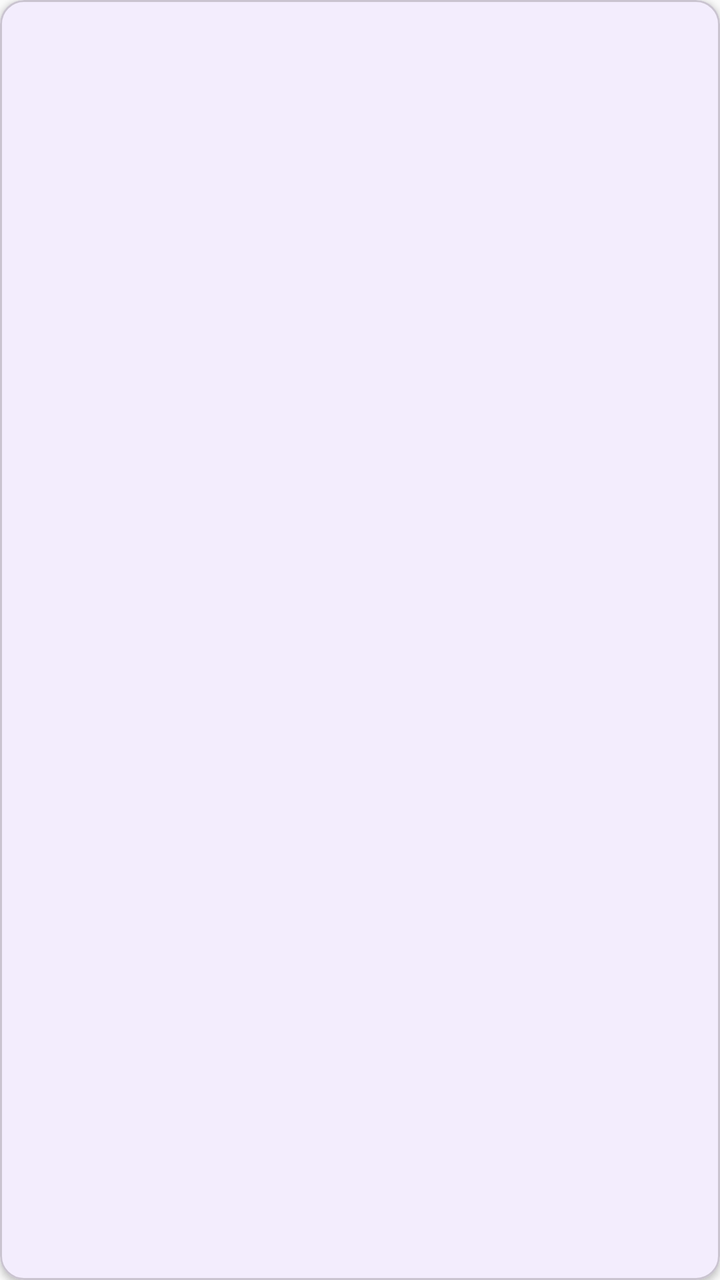
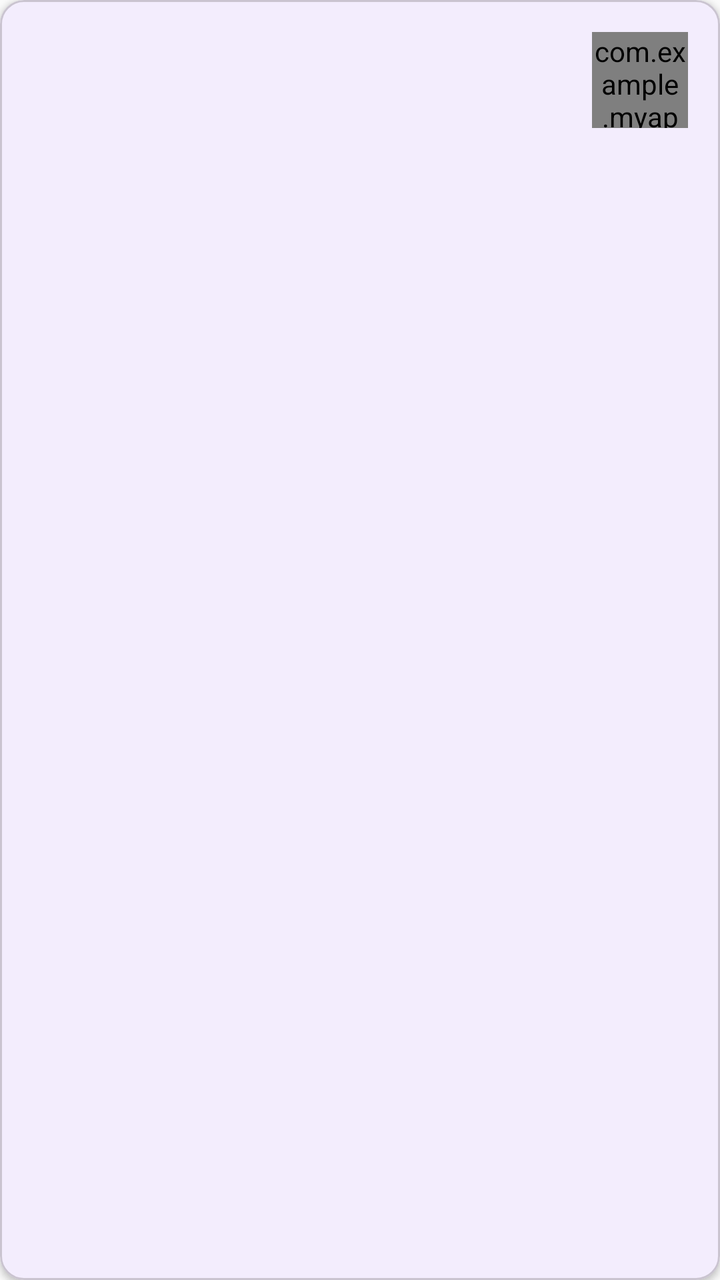

Screens rendered from an Android XML layout before and after an edit, with the pre-edit source and the edit as a unified diff.
<!-- AndroidManifest.xml: application theme Theme.MyApplication -->
<!-- res/layout/item_challenge.xml -->
<?xml version="1.0" encoding="utf-8"?>
<com.google.android.material.card.MaterialCardView
    xmlns:android="http://schemas.android.com/apk/res/android"
    xmlns:app="http://schemas.android.com/apk/res-auto"
    android:layout_width="match_parent"
    android:layout_height="wrap_content"
    android:layout_marginBottom="@dimen/spacing_sm"
    app:cardCornerRadius="@dimen/card_corner_radius"
    app:cardElevation="@dimen/card_elevation">

    <androidx.constraintlayout.widget.ConstraintLayout
        android:layout_width="match_parent"
        android:layout_height="wrap_content"
        android:padding="@dimen/card_padding">

        <TextView
            android:id="@+id/tv_challenge_title"
            style="@style/TextStyle.Body"
            android:layout_width="0dp"
            android:layout_height="wrap_content"
            android:textStyle="bold"
            app:layout_constraintTop_toTopOf="parent"
            app:layout_constraintStart_toStartOf="parent"
            app:layout_constraintEnd_toEndOf="parent" />

        <TextView
            android:id="@+id/tv_challenge_description"
            style="@style/TextStyle.Caption"
            android:layout_width="0dp"
            android:layout_height="wrap_content"
            android:layout_marginTop="@dimen/spacing_xs"
            app:layout_constraintTop_toBottomOf="@id/tv_challenge_title"
            app:layout_constraintStart_toStartOf="parent"
            app:layout_constraintEnd_toEndOf="parent"
            app:layout_constraintBottom_toBottomOf="parent" />

    </androidx.constraintlayout.widget.ConstraintLayout>
</com.google.android.material.card.MaterialCardView>
<!-- resources referenced by this layout -->
<resources>
  <dimen name="card_corner_radius">12dp</dimen>
  <dimen name="card_elevation">2dp</dimen>
  <dimen name="card_padding">16dp</dimen>
  <dimen name="spacing_sm">8dp</dimen>
  <dimen name="spacing_xs">4dp</dimen>
  <style name="TextStyle.Body">
          <item name="android:textSize">@dimen/text_body</item>
          <item name="android:textColor">@color/on_surface</item>
      </style>
  <style name="TextStyle.Caption">
          <item name="android:textSize">@dimen/text_body_small</item>
          <item name="android:textColor">@color/on_surface_variant</item>
      </style>
  <style name="Theme.MyApplication" parent="Theme.Material3.DayNight.NoActionBar">
          <item name="colorPrimary">@color/primary</item>
          <item name="colorPrimaryVariant">@color/primary_variant</item>
          <item name="colorOnPrimary">@color/on_primary</item>
          <item name="colorSecondary">@color/secondary</item>
          <item name="colorSecondaryVariant">@color/secondary_variant</item>
          <item name="colorOnSecondary">@color/on_secondary</item>
          <item name="colorError">@color/error</item>
          <item name="colorOnError">@color/on_error</item>
          <item name="android:colorBackground">@color/background</item>
          <item name="colorSurface">@color/surface</item>
          <item name="colorOnSurface">@color/on_surface</item>
      </style>
  <dimen name="text_body">16sp</dimen>
  <color name="on_surface">#FF1C1B1F</color>
  <dimen name="text_body_small">14sp</dimen>
  <color name="on_surface_variant">#FF49454F</color>
  <color name="primary">#FF6200EE</color>
  <color name="primary_variant">#FF3700B3</color>
  <color name="on_primary">#FFFFFFFF</color>
  <color name="secondary">#FF03DAC6</color>
  <color name="secondary_variant">#FF018786</color>
  <color name="on_secondary">#FF000000</color>
  <color name="error">#FFB3261E</color>
  <color name="on_error">#FFFFFFFF</color>
  <color name="background">#FFFAFAFA</color>
  <color name="surface">#FFFFFFFF</color>
</resources>

<!-- the commit's change to res/layout/item_challenge.xml (unified diff, before → after) -->
@@ -21,7 +21,8 @@
             android:textStyle="bold"
             app:layout_constraintTop_toTopOf="parent"
             app:layout_constraintStart_toStartOf="parent"
-            app:layout_constraintEnd_toEndOf="parent" />
+            app:layout_constraintEnd_toStartOf="@id/circular_progress"
+            android:layout_marginEnd="@dimen/spacing_sm" />
 
         <TextView
             android:id="@+id/tv_challenge_description"
@@ -31,8 +32,17 @@
             android:layout_marginTop="@dimen/spacing_xs"
             app:layout_constraintTop_toBottomOf="@id/tv_challenge_title"
             app:layout_constraintStart_toStartOf="parent"
-            app:layout_constraintEnd_toEndOf="parent"
+            app:layout_constraintEnd_toStartOf="@id/circular_progress"
             app:layout_constraintBottom_toBottomOf="parent" />
+
+        <com.example.myapplication.presentation.common.CircularProgressView
+            android:id="@+id/circular_progress"
+            android:layout_width="@dimen/circular_progress_size"
+            android:layout_height="@dimen/circular_progress_size"
+            app:strokeWidth="@dimen/circular_progress_stroke"
+            app:layout_constraintTop_toTopOf="parent"
+            app:layout_constraintBottom_toBottomOf="parent"
+            app:layout_constraintEnd_toEndOf="parent" />
 
     </androidx.constraintlayout.widget.ConstraintLayout>
 </com.google.android.material.card.MaterialCardView>
<!-- resource entries referenced after the edit -->
@@ -3,6 +3,8 @@
   <dimen name="card_corner_radius">12dp</dimen>
   <dimen name="card_elevation">2dp</dimen>
   <dimen name="card_padding">16dp</dimen>
+  <dimen name="circular_progress_size">48dp</dimen>
+  <dimen name="circular_progress_stroke">4dp</dimen>
   <dimen name="spacing_sm">8dp</dimen>
   <dimen name="spacing_xs">4dp</dimen>
   <style name="TextStyle.Body">
